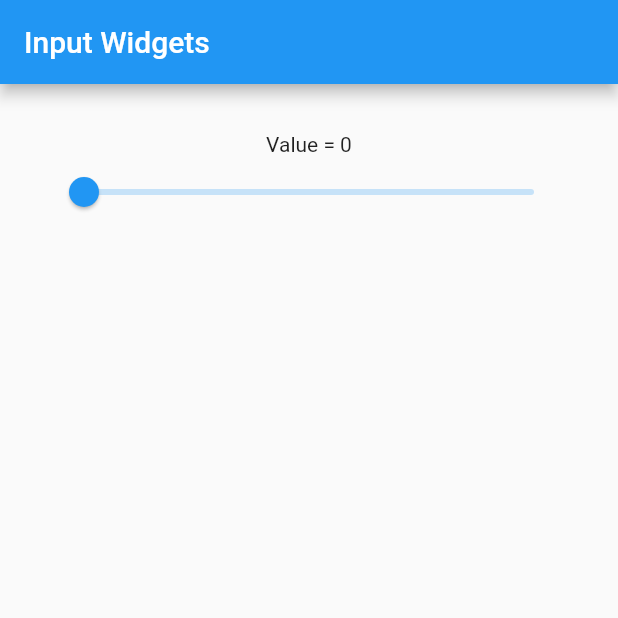
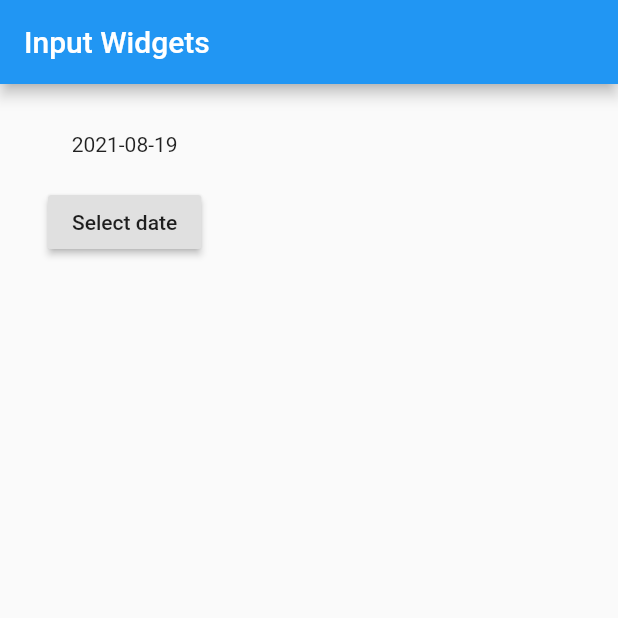
Before and after one commit to MuhammadAliGhaffar/input_widgets, a Flutter app: the screen it shows after launch, on a phone screen of 412 x 824 dp, the top half of it. Run offline on Flutter 3.47's test engine with Material 2 defaults, Android fonts, the phone set to English and light mode, and no system bars.

```diff
--- a/lib/main.dart
+++ b/lib/main.dart
@@ -1,3 +1,4 @@
+import 'dart:async';
 import 'package:flutter/material.dart';
 
 void main() {
@@ -14,6 +15,7 @@ class MyApp extends StatefulWidget {
 enum SingingCharacter { lafayette, jefferson }
 
 class _State extends State<MyApp> {
+  DateTime selectedDate = DateTime.now();
   String value = '';
   bool flag1 = false;
   bool flag2 = false;
@@ -174,8 +176,15 @@ class _State extends State<MyApp> {
             //         fontWeight: FontWeight.bold, color: Colors.deepOrange),
             //   ),
             // )
-            new Text('Value = ${(v * 100).round()}'),
-            makeSlider()
+            // new Text('Value = ${(v * 100).round()}'),
+            // makeSlider()
+            Text("${selectedDate.toLocal()}".split(' ')[0]),
+            SizedBox(
+              height: 20.0,
+            ),
+            RaisedButton(
+                onPressed: () => _selectDate(context),
+                child: Text('Select date'))
           ],
         ),
       ),
@@ -286,4 +295,16 @@ class _State extends State<MyApp> {
           });
         });
   }
+
+  Future<void> _selectDate(BuildContext context) async {
+    final DateTime? picked = await showDatePicker(
+        context: context,
+        initialDate: selectedDate,
+        firstDate: DateTime(2015, 8),
+        lastDate: DateTime(2101));
+    if (picked != null && picked != selectedDate)
+      setState(() {
+        selectedDate = picked;
+      });
+  }
 }
```
